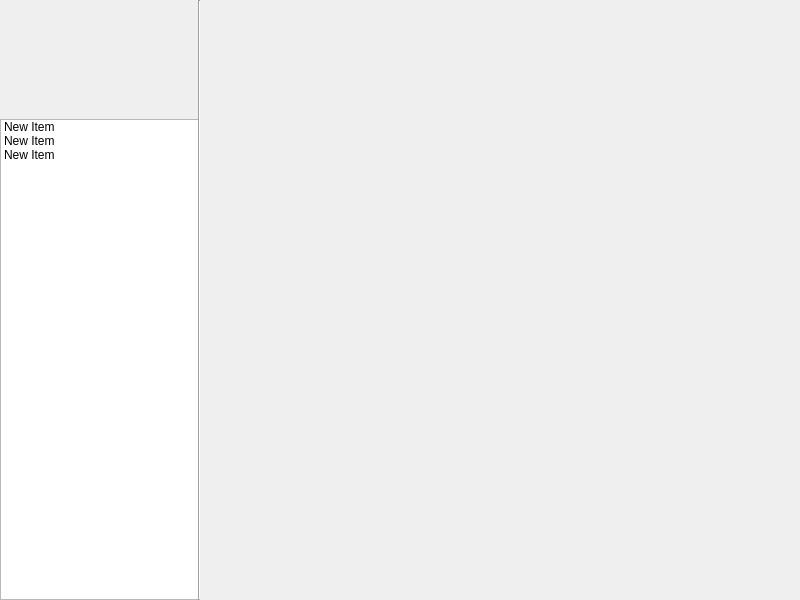
This is untitled.ui in DenXneD/Scheme_Builder as Qt 5 draws it before an edit. The edited form follows.
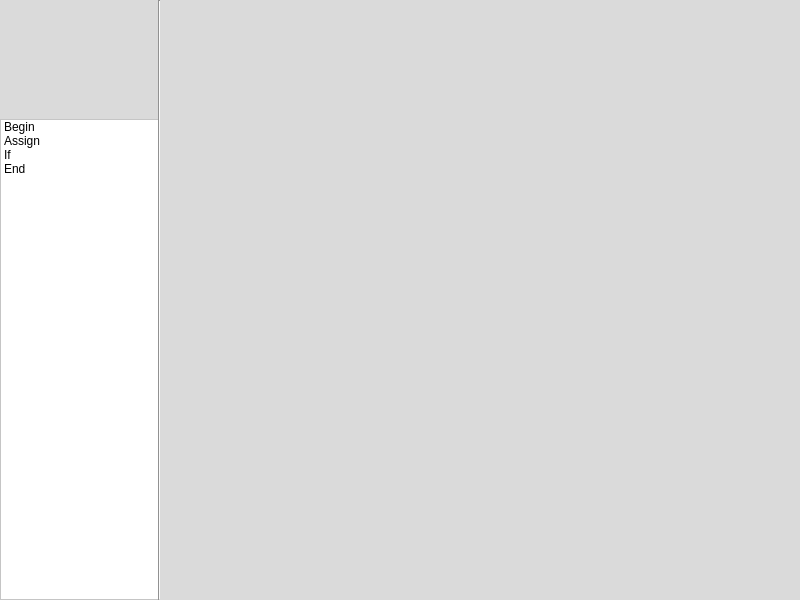
This is the edited form.

```diff
--- a/untitled.ui
+++ b/untitled.ui
@@ -10,39 +10,59 @@
     <height>600</height>
    </rect>
   </property>
+  <property name="maximumSize">
+   <size>
+    <width>800</width>
+    <height>600</height>
+   </size>
+  </property>
+  <property name="mouseTracking">
+   <bool>false</bool>
+  </property>
   <property name="windowTitle">
    <string>Scheme Builder</string>
   </property>
+  <property name="styleSheet">
+   <string notr="true">background-color: rgb(218, 218, 218);</string>
+  </property>
   <widget class="QWidget" name="centralwidget">
    <widget class="QListWidget" name="listWidget">
     <property name="geometry">
      <rect>
       <x>0</x>
       <y>119</y>
-      <width>200</width>
+      <width>160</width>
       <height>481</height>
      </rect>
     </property>
+    <property name="styleSheet">
+     <string notr="true">background-color: rgb(255, 255, 255);</string>
+    </property>
     <item>
      <property name="text">
-      <string>New Item</string>
+      <string>Begin</string>
      </property>
     </item>
     <item>
      <property name="text">
-      <string>New Item</string>
+      <string>Assign</string>
      </property>
     </item>
     <item>
      <property name="text">
-      <string>New Item</string>
+      <string>If</string>
+     </property>
+    </item>
+    <item>
+     <property name="text">
+      <string>End</string>
      </property>
     </item>
    </widget>
    <widget class="Line" name="line">
     <property name="geometry">
      <rect>
-      <x>198</x>
+      <x>158</x>
       <y>0</y>
       <width>2</width>
       <height>600</height>
```
